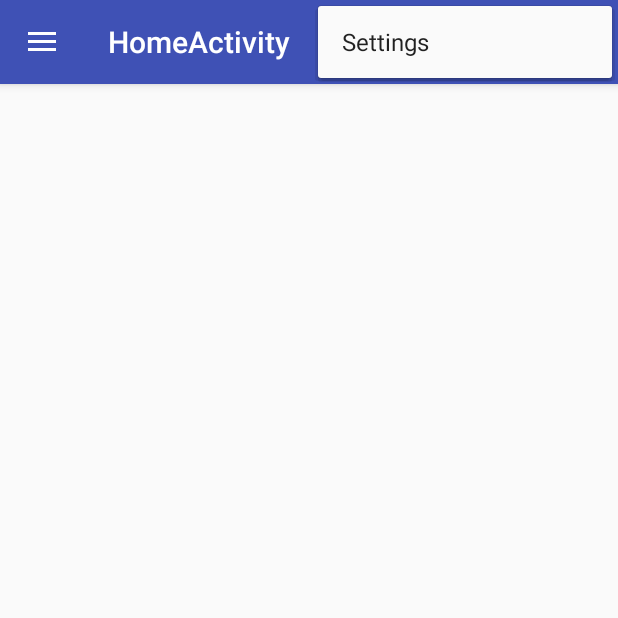
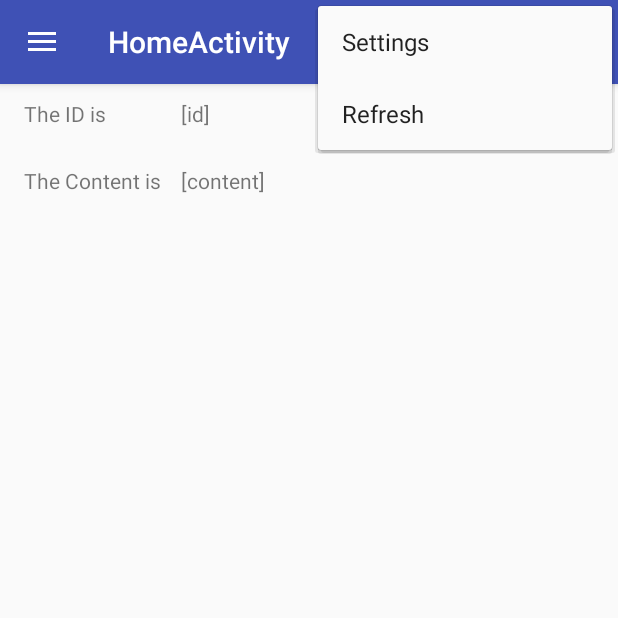
Before and after one commit to marija283/BookProject, an Android app: the screen it shows after launch (HomeActivity), with the options menu open, on a phone screen of 412 x 824 dp, the top half of it. Run offline under Robolectric (Android 15) with nearby library versions, the phone set to English and light mode, and no system bars; libraries missing offline, so code that uses them is left out: org.springframework.http, org.springframework.web; 5 statements that could not run were skipped.

Commit message:
simple RestTemplate test

```diff
--- a/app/src/main/java/mk/finki/mpip/bookproject/HomeActivity.java
+++ b/app/src/main/java/mk/finki/mpip/bookproject/HomeActivity.java
@@ -1,8 +1,10 @@
 package mk.finki.mpip.bookproject;
 
+import android.os.AsyncTask;
 import android.os.Bundle;
 import android.support.design.widget.FloatingActionButton;
 import android.support.design.widget.Snackbar;
+import android.util.Log;
 import android.view.View;
 import android.support.design.widget.NavigationView;
 import android.support.v4.view.GravityCompat;
@@ -12,6 +14,12 @@ import android.support.v7.app.AppCompatActivity;
 import android.support.v7.widget.Toolbar;
 import android.view.Menu;
 import android.view.MenuItem;
+import android.widget.TextView;
+
+import org.springframework.http.converter.json.MappingJackson2HttpMessageConverter;
+import org.springframework.web.client.RestTemplate;
+
+import mk.finki.mpip.bookproject.Entities.Greeting;
 
 public class HomeActivity extends AppCompatActivity
         implements NavigationView.OnNavigationItemSelectedListener {
@@ -70,6 +78,10 @@ public class HomeActivity extends AppCompatActivity
         //noinspection SimplifiableIfStatement
         if (id == R.id.action_settings) {
             return true;
+        } else  if (id == R.id.action_refresh) {
+            new HttpRequestTask().execute();
+            Log.v("testV","clicked REFRESH");
+            return true;
         }
 
         return super.onOptionsItemSelected(item);
@@ -97,4 +109,37 @@ public class HomeActivity extends AppCompatActivity
         drawer.closeDrawer(GravityCompat.START);
         return true;
     }
+
+    @Override
+    protected void onStart() {
+        super.onStart();
+        new HttpRequestTask().execute();
+        Log.v("testV","STARTED");
+    }
+
+    private class HttpRequestTask extends AsyncTask<Void, Void, Greeting>{
+        @Override
+        protected Greeting doInBackground(Void... params) {
+            try {
+                final String url = "http://rest-service.guides.spring.io/greeting";
+                RestTemplate restTemplate = new RestTemplate();
+                restTemplate.getMessageConverters().add(new MappingJackson2HttpMessageConverter());
+                Greeting greeting = restTemplate.getForObject(url, Greeting.class);
+                Log.v("testV","getting REST");
+                return greeting;
+            } catch (Exception e) {
+                Log.e("MainActivity", e.getMessage(), e);
+            }
+
+            return null;
+        }
+
+        @Override
+        protected void onPostExecute(Greeting greeting) {
+            TextView greetingIdText = (TextView) findViewById(R.id.id_value);
+            TextView greetingContentText = (TextView) findViewById(R.id.content_value);
+            greetingIdText.setText(greeting.getId());
+            greetingContentText.setText(greeting.getContent());
+        }
+    }
 }
--- a/app/src/main/res/layout/content_home.xml
+++ b/app/src/main/res/layout/content_home.xml
@@ -12,4 +12,35 @@
     tools:context="mk.finki.mpip.bookproject.HomeActivity"
     tools:showIn="@layout/app_bar_home">
 
+    <TextView
+    android:id="@+id/id_label"
+    android:text="@string/id_label"
+    android:layout_width="wrap_content"
+    android:layout_height="wrap_content" />
+
+    <TextView
+        android:id="@+id/content_label"
+        android:text="@string/content_label"
+        android:layout_width="wrap_content"
+        android:layout_height="wrap_content"
+        android:layout_marginTop="25dp"
+        android:layout_below="@+id/id_label"
+        android:layout_alignParentLeft="true" />
+
+    <TextView
+        android:id="@+id/id_value"
+        android:text="@string/id_value"
+        android:layout_width="wrap_content"
+        android:layout_height="wrap_content"
+        android:layout_alignParentTop="true"
+        android:layout_toRightOf="@+id/id_label"
+        android:layout_marginLeft="50dp" />
+
+    <TextView
+        android:id="@+id/content_value"
+        android:text="@string/content_value"
+        android:layout_width="wrap_content"
+        android:layout_height="wrap_content"
+        android:layout_alignTop="@+id/content_label"
+        android:layout_alignLeft="@+id/id_value" />
 </RelativeLayout>
--- a/app/src/main/res/menu/home.xml
+++ b/app/src/main/res/menu/home.xml
@@ -6,4 +6,10 @@
         android:orderInCategory="100"
         android:title="@string/action_settings"
         app:showAsAction="never" />
+
+    <item
+        android:id="@+id/action_refresh"
+        android:orderInCategory="100"
+        android:title="@string/action_refresh"
+        app:showAsAction="never" />
 </menu>
--- a/app/src/main/res/values/strings.xml
+++ b/app/src/main/res/values/strings.xml
@@ -7,4 +7,9 @@
 
     <string name="action_settings">Settings</string>
     <string name="user_name">User Name</string>
+    <string name="id_label">The ID is</string>
+    <string name="id_value">[id]</string>
+    <string name="content_label">The Content is</string>
+    <string name="content_value">[content]</string>
+    <string name="action_refresh">Refresh</string>
 </resources>
```
Also changed, not shown: app/build.gradle (+9 -0 lines), app/src/main/java/mk/finki/mpip/bookproject/Entities/Greeting.java (added, +26 -0 lines).
